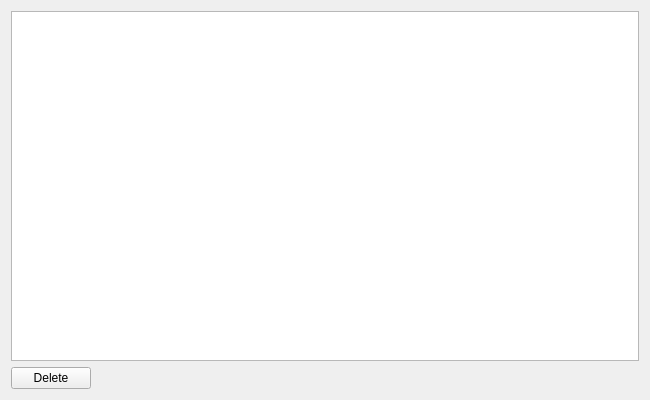
Above: viewexpense.ui from m-muhsin/QFinance before the change. Below: the same form after it.
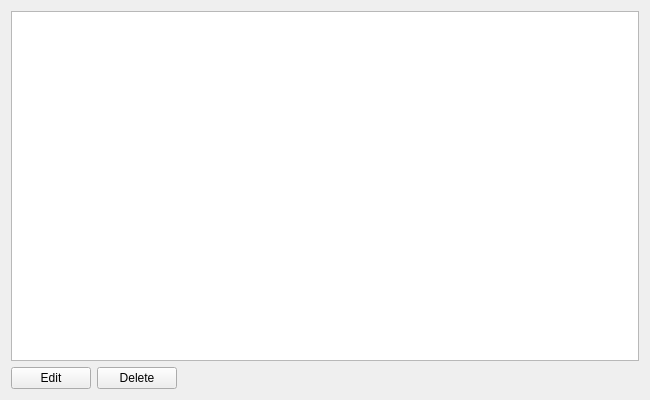
That is the form after the change.

Commit message: connected ediTransactionClicked SIGNAL to editTransaction SLOT for AddIncome and AddExpense

```diff
--- a/viewexpense.ui
+++ b/viewexpense.ui
@@ -23,6 +23,13 @@
    </item>
    <item>
     <layout class="QHBoxLayout" name="horizontalLayout">
+     <item>
+      <widget class="QPushButton" name="btnEdit">
+       <property name="text">
+        <string>Edit</string>
+       </property>
+      </widget>
+     </item>
      <item>
       <widget class="QPushButton" name="btnDelete">
        <property name="text">
```
Left out of the diff: 6 changed lines with no effect on the pictures. The commit also changes 11 other files.
